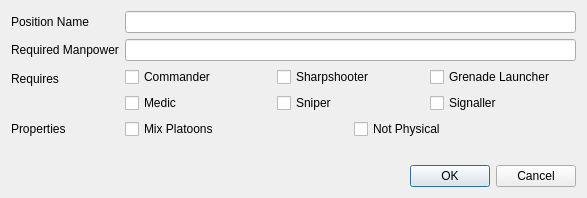
Qt form ui/PositionDialog.ui (omertal88/shavzak) before a commit.
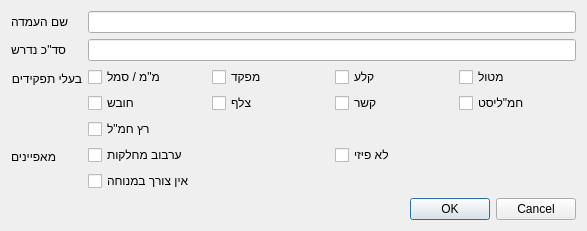
The same form after that commit.

Patch:
```diff
--- a/ui/PositionDialog.ui
+++ b/ui/PositionDialog.ui
@@ -7,7 +7,7 @@
     <x>0</x>
     <y>0</y>
     <width>587</width>
-    <height>198</height>
+    <height>231</height>
    </rect>
   </property>
   <property name="windowTitle">
@@ -16,10 +16,20 @@
   <layout class="QVBoxLayout" name="verticalLayout">
    <item>
     <layout class="QFormLayout" name="formLayout">
+     <item row="0" column="0">
+      <widget class="QLabel" name="label_3">
+       <property name="text">
+        <string>שם העמדה</string>
+       </property>
+      </widget>
+     </item>
+     <item row="0" column="1">
+      <widget class="QLineEdit" name="positionNameEdit"/>
+     </item>
      <item row="1" column="0">
       <widget class="QLabel" name="label">
        <property name="text">
-        <string>Required Manpower</string>
+        <string>סד&quot;כ נדרש</string>
        </property>
       </widget>
      </item>
@@ -29,86 +39,104 @@
      <item row="2" column="0">
       <widget class="QLabel" name="label_2">
        <property name="text">
-        <string>Requires</string>
+        <string>בעלי תפקידים</string>
        </property>
       </widget>
      </item>
      <item row="2" column="1">
       <layout class="QGridLayout" name="gridLayout">
        <item row="0" column="0">
-        <widget class="QCheckBox" name="commanderCheck">
+        <widget class="QCheckBox" name="officerCheck">
          <property name="text">
-          <string>Commander</string>
+          <string>מ&quot;מ / סמל</string>
          </property>
         </widget>
        </item>
-       <item row="0" column="1">
-        <widget class="QCheckBox" name="sharpshooterCheck">
+       <item row="1" column="3">
+        <widget class="QCheckBox" name="hamalistCheck">
          <property name="text">
-          <string>Sharpshooter</string>
-         </property>
-        </widget>
-       </item>
-       <item row="0" column="2">
-        <widget class="QCheckBox" name="grenadeLauncherCheck">
-         <property name="text">
-          <string>Grenade Launcher</string>
-         </property>
-        </widget>
-       </item>
-       <item row="1" column="0">
-        <widget class="QCheckBox" name="medicCheck">
-         <property name="text">
-          <string>Medic</string>
+          <string>חמ&quot;ליסט</string>
          </property>
         </widget>
        </item>
        <item row="1" column="1">
         <widget class="QCheckBox" name="sniperCheck">
          <property name="text">
-          <string>Sniper</string>
+          <string>צלף</string>
+         </property>
+        </widget>
+       </item>
+       <item row="0" column="3">
+        <widget class="QCheckBox" name="grenadeLauncherCheck">
+         <property name="text">
+          <string>מטול</string>
+         </property>
+        </widget>
+       </item>
+       <item row="0" column="2">
+        <widget class="QCheckBox" name="sharpshooterCheck">
+         <property name="text">
+          <string>קלע</string>
+         </property>
+        </widget>
+       </item>
+       <item row="0" column="1">
+        <widget class="QCheckBox" name="commanderCheck">
+         <property name="text">
+          <string>מפקד</string>
          </property>
         </widget>
        </item>
        <item row="1" column="2">
         <widget class="QCheckBox" name="signallerCheck">
          <property name="text">
-          <string>Signaller</string>
+          <string>קשר</string>
+         </property>
+        </widget>
+       </item>
+       <item row="1" column="0">
+        <widget class="QCheckBox" name="medicCheck">
+         <property name="text">
+          <string>חובש</string>
+         </property>
+        </widget>
+       </item>
+       <item row="2" column="0">
+        <widget class="QCheckBox" name="hamalRunnerCheck">
+         <property name="text">
+          <string>רץ חמ&quot;ל</string>
          </property>
         </widget>
        </item>
       </layout>
      </item>
-     <item row="0" column="0">
-      <widget class="QLabel" name="label_3">
-       <property name="text">
-        <string>Position Name</string>
-       </property>
-      </widget>
-     </item>
-     <item row="0" column="1">
-      <widget class="QLineEdit" name="positionNameEdit"/>
-     </item>
      <item row="3" column="0">
       <widget class="QLabel" name="label_4">
        <property name="text">
-        <string>Properties</string>
+        <string>מאפיינים</string>
        </property>
       </widget>
      </item>
      <item row="3" column="1">
       <layout class="QGridLayout" name="gridLayout_2">
-       <item row="1" column="0">
-        <widget class="QCheckBox" name="checkBox">
-         <property name="text">
-          <string>Mix Platoons</string>
-         </property>
-        </widget>
-       </item>
        <item row="1" column="1">
         <widget class="QCheckBox" name="checkBox_2">
          <property name="text">
-          <string>Not Physical</string>
+          <string>לא פיזי</string>
+         </property>
+        </widget>
+       </item>
+       <item row="1" column="0">
+        <widget class="QCheckBox" name="mixPlatoonsCheck">
+         <property name="text">
+          <string>ערבוב מחלקות</string>
+         </property>
+        </widget>
+       </item>
+       <item row="2" column="0">
+        <widget class="QCheckBox" name="noRestCheck">
+         <property name="text">
+          <string>אין צורך במנוחה</string>
          </property>
         </widget>
        </item>
```
Left out of the diff: 24 changed lines with no effect on the pictures.
